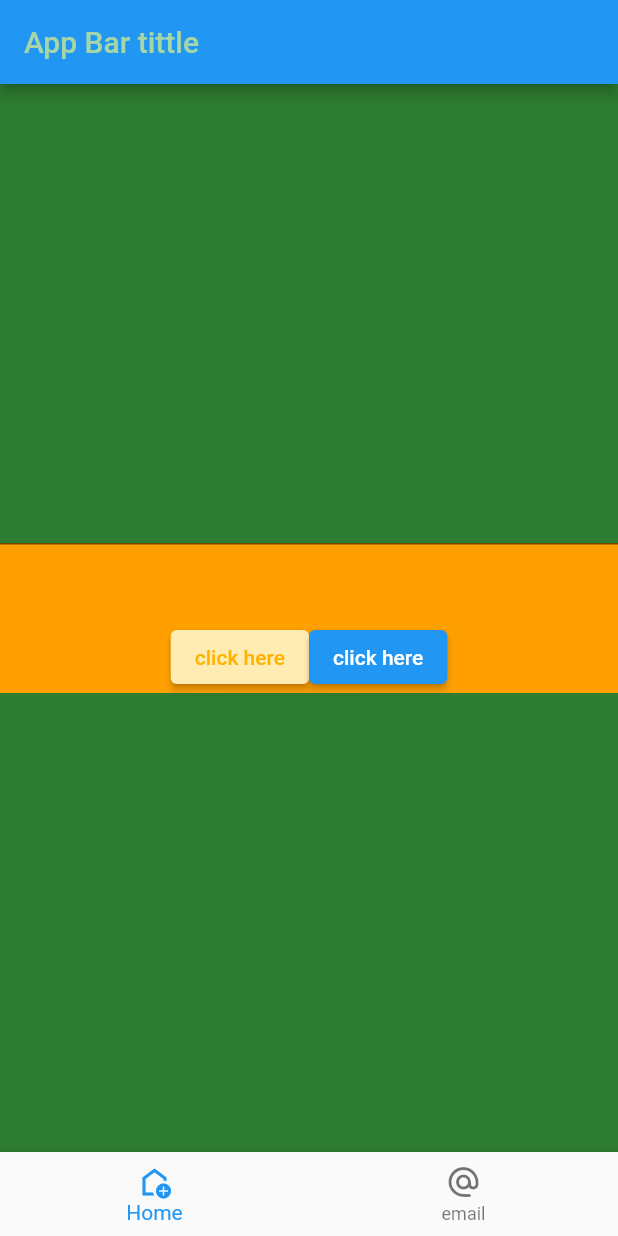
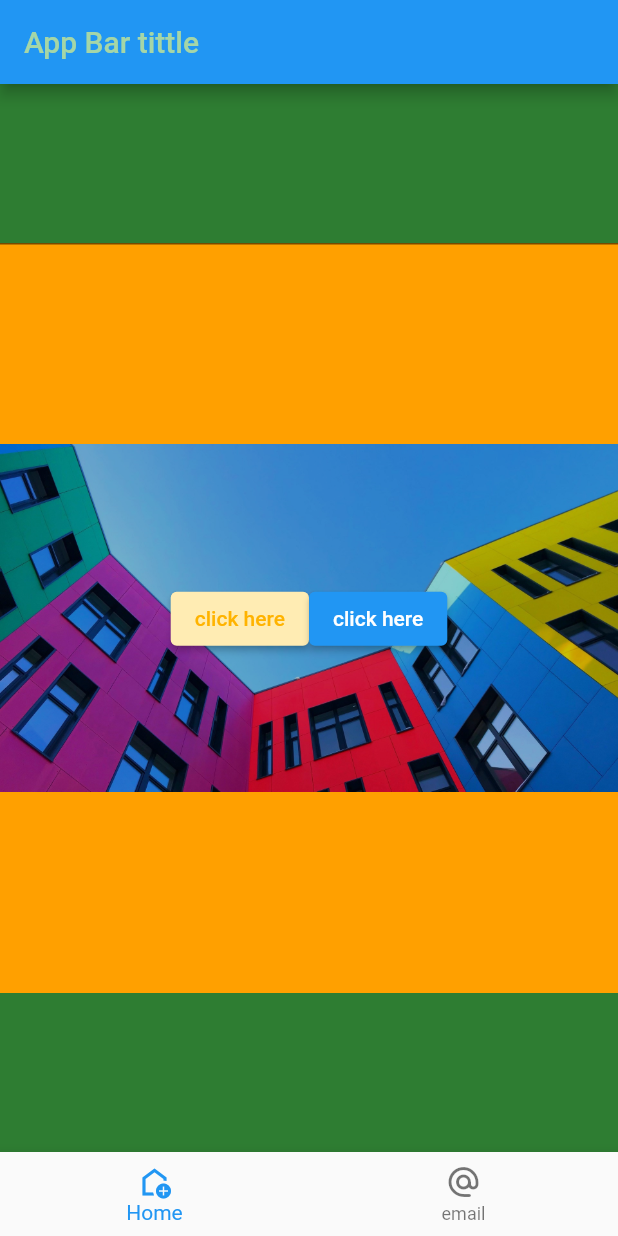
Before and after one commit to ParamPS25/flutter_overview, a Flutter app: the screen it shows after launch, on a phone screen of 412 x 824 dp. Run offline on Flutter 3.47's test engine with Material 2 defaults, Android fonts, the phone set to English and light mode, and no system bars.

Commit message:
images overview

```diff
--- a/lib/main.dart
+++ b/lib/main.dart
@@ -28,10 +28,14 @@ class _MyAppState extends State<MyApp> {
 
         body: Center(
          child: (currentIndx == 0) ? Container(     // conditon if home icon => Container() else SizedBox eg:a>b?a:b
-          height: 100,
+          height: 500,
+          alignment: Alignment.center, //
           //color: Colors.red,
-          decoration: BoxDecoration(color: Colors.amber[700],border: Border(top:BorderSide(color: Colors.black54) )),
-          child: Row(
+          decoration: BoxDecoration(
+            color: Colors.amber[700],border: Border(top:BorderSide(color: Colors.black54) ),
+            image: const DecorationImage(image: AssetImage("images/amazing_building.png")),
+            ),
+          child: Row(                                      // child of container
           mainAxisAlignment: MainAxisAlignment.center,
           crossAxisAlignment: CrossAxisAlignment.end,
           children: [
@@ -59,7 +63,7 @@ class _MyAppState extends State<MyApp> {
           ),
 
         ],),
-        ) : const SizedBox(),
+        ) : Image.network("https://cdn.pixabay.com/photo/2016/09/08/18/45/cube-1655118_640.jpg", height: 200, width: 300,),// to load img from network/http
         ),
 
 
@@ -82,3 +86,6 @@ class _MyAppState extends State<MyApp> {
     );
   }
 }
+
+//The # symbol in pubspec.yaml is used to denote comments. Anything on a line after a # is ignored by the YAML parser and is not executed as part of the configuration. It’s a way to add notes or disable code without deleting it.
+// all images inside images/ folder is accesible to flutter as modified assets in pubspec.yaml
--- a/pubspec.yaml
+++ b/pubspec.yaml
@@ -59,8 +59,8 @@ flutter:
   uses-material-design: true
 
   # To add assets to your application, add an assets section, like this:
-  # assets:
-  #   - images/a_dot_burr.jpeg
+  assets:
+    - images/
   #   - images/a_dot_ham.jpeg
 
   # An image asset can refer to one or more resolution-specific "variants", see
```
Also changed, not shown: images/amazing_building.png (added).
